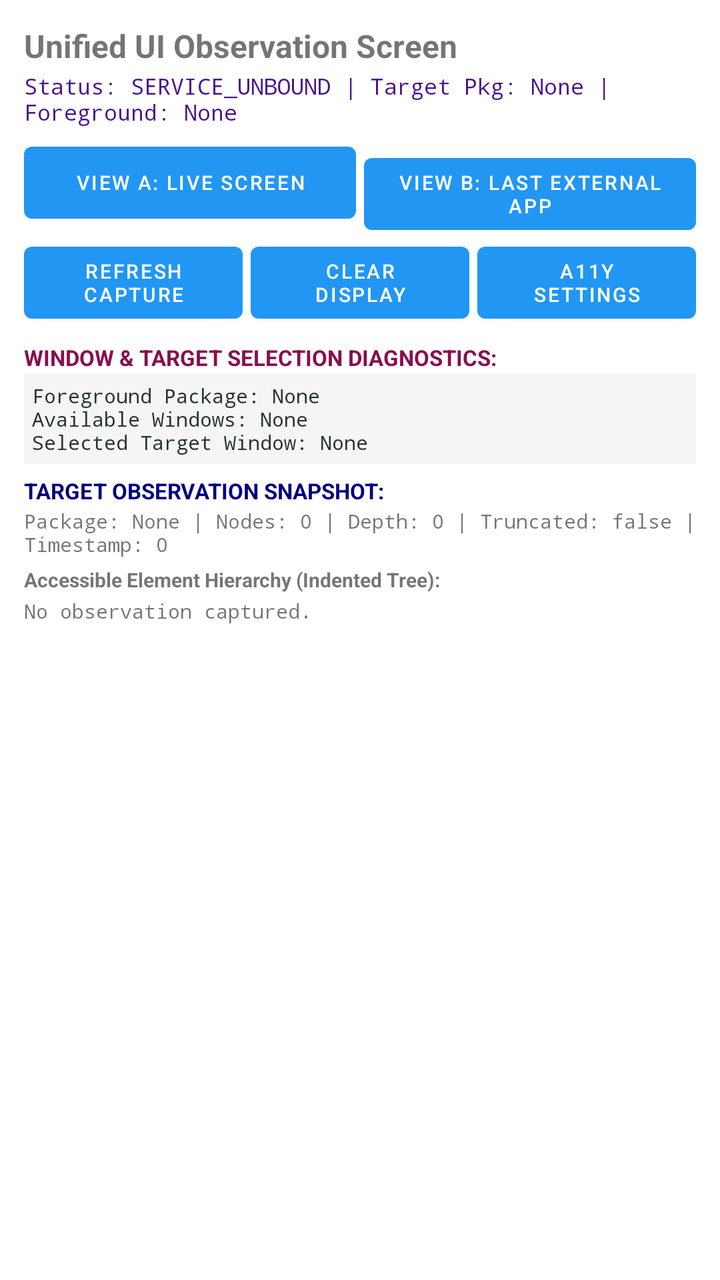
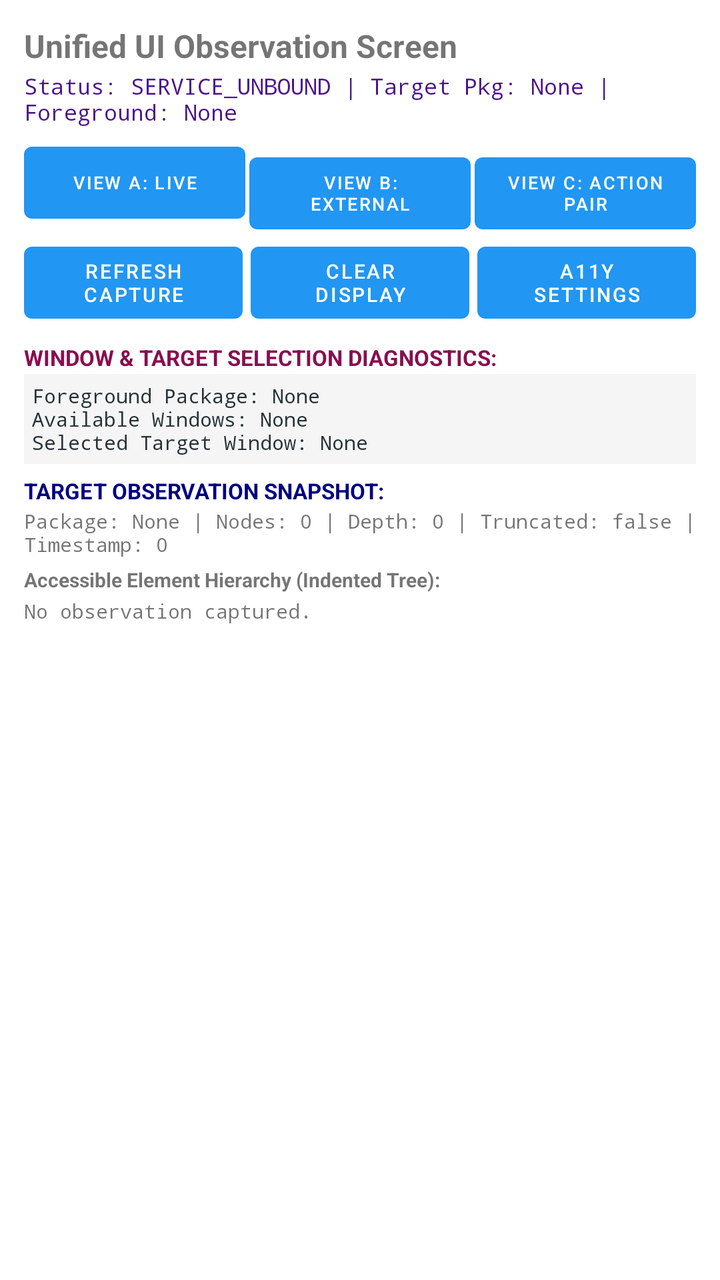

The first picture is an Android layout as it rendered before a commit; the second is the same layout after the commit. The layout source and the unified diff follow.
<!-- AndroidManifest.xml: application theme Theme.LocalAgent -->
<!-- res/layout/activity_observation.xml -->
<?xml version="1.0" encoding="utf-8"?>
<LinearLayout xmlns:android="http://schemas.android.com/apk/res/android"
    android:layout_width="match_parent"
    android:layout_height="match_parent"
    android:orientation="vertical"
    android:padding="12dp">

    <TextView
        android:id="@+id/tvTitle"
        android:layout_width="match_parent"
        android:layout_height="wrap_content"
        android:text="Unified UI Observation Screen"
        android:textSize="16sp"
        android:textStyle="bold" />

    <TextView
        android:id="@+id/tvAccessibilityStatus"
        android:layout_width="match_parent"
        android:layout_height="wrap_content"
        android:layout_marginTop="2dp"
        android:text="Status: SERVICE_UNBOUND | Target Pkg: None | Foreground: None"
        android:textSize="11sp"
        android:fontFamily="monospace"
        android:textColor="#4A148C" />

    
    <LinearLayout
        android:layout_width="match_parent"
        android:layout_height="wrap_content"
        android:layout_marginTop="4dp"
        android:orientation="horizontal">

        <Button
            android:id="@+id/btnViewLiveScreen"
            android:layout_width="0dp"
            android:layout_height="wrap_content"
            android:layout_weight="1"
            android:text="View A: Live Screen"
            android:textSize="10sp" />

        <Button
            android:id="@+id/btnViewExternalScreen"
            android:layout_width="0dp"
            android:layout_height="wrap_content"
            android:layout_weight="1"
            android:layout_marginStart="4dp"
            android:text="View B: Last External App"
            android:textSize="10sp" />
    </LinearLayout>

    <LinearLayout
        android:layout_width="match_parent"
        android:layout_height="wrap_content"
        android:layout_marginTop="2dp"
        android:orientation="horizontal">

        <Button
            android:id="@+id/btnObserveUi"
            android:layout_width="0dp"
            android:layout_height="wrap_content"
            android:layout_weight="1"
            android:text="Refresh Capture"
            android:textSize="10sp" />

        <Button
            android:id="@+id/btnClearObservation"
            android:layout_width="0dp"
            android:layout_height="wrap_content"
            android:layout_weight="1"
            android:layout_marginStart="4dp"
            android:text="Clear Display"
            android:textSize="10sp" />

        <Button
            android:id="@+id/btnOpenAccessibilitySettings"
            android:layout_width="0dp"
            android:layout_height="wrap_content"
            android:layout_weight="1"
            android:layout_marginStart="4dp"
            android:text="A11y Settings"
            android:textSize="10sp" />
    </LinearLayout>

    
    <TextView
        android:id="@+id/tvDiagnosticsHeader"
        android:layout_width="match_parent"
        android:layout_height="wrap_content"
        android:layout_marginTop="6dp"
        android:text="WINDOW &amp; TARGET SELECTION DIAGNOSTICS:"
        android:textSize="11sp"
        android:textStyle="bold"
        android:textColor="#880E4F" />

    <TextView
        android:id="@+id/tvDiagnosticsContent"
        android:layout_width="match_parent"
        android:layout_height="wrap_content"
        android:layout_marginTop="1dp"
        android:text="Foreground Package: None\nAvailable Windows: None\nSelected Target Window: None"
        android:textSize="10sp"
        android:fontFamily="monospace"
        android:textColor="#263238"
        android:background="#F5F5F5"
        android:padding="4dp" />

    <TextView
        android:id="@+id/tvSnapshotHeader"
        android:layout_width="match_parent"
        android:layout_height="wrap_content"
        android:layout_marginTop="6dp"
        android:text="TARGET OBSERVATION SNAPSHOT:"
        android:textSize="11sp"
        android:textStyle="bold"
        android:textColor="#000080" />

    <TextView
        android:id="@+id/tvSnapshotMeta"
        android:layout_width="match_parent"
        android:layout_height="wrap_content"
        android:layout_marginTop="1dp"
        android:text="Package: None | Nodes: 0 | Depth: 0 | Truncated: false | Timestamp: 0"
        android:textSize="10sp"
        android:fontFamily="monospace" />

    <TextView
        android:id="@+id/tvNodeTreeHeader"
        android:layout_width="match_parent"
        android:layout_height="wrap_content"
        android:layout_marginTop="4dp"
        android:text="Accessible Element Hierarchy (Indented Tree):"
        android:textSize="10sp"
        android:textStyle="bold" />

    <ScrollView
        android:layout_width="match_parent"
        android:layout_height="0dp"
        android:layout_weight="1"
        android:layout_marginTop="2dp"
        android:fillViewport="true">

        <TextView
            android:id="@+id/tvNodeTree"
            android:layout_width="match_parent"
            android:layout_height="wrap_content"
            android:text="No observation captured."
            android:textSize="10sp"
            android:fontFamily="monospace" />
    </ScrollView>

</LinearLayout>
<!-- resources referenced by this layout -->
<resources>
  <style name="Theme.LocalAgent" parent="Theme.MaterialComponents.DayNight.DarkActionBar">
          <item name="colorPrimary">#2196F3</item>
          <item name="colorPrimaryVariant">#1976D2</item>
          <item name="colorOnPrimary">#FFFFFF</item>
          <item name="colorSecondary">#03DAC6</item>
          <item name="colorSecondaryVariant">#018786</item>
          <item name="colorOnSecondary">#000000</item>
      </style>
</resources>

<!-- the commit's change to res/layout/activity_observation.xml (unified diff, before → after) -->
@@ -35,17 +35,26 @@
             android:layout_width="0dp"
             android:layout_height="wrap_content"
             android:layout_weight="1"
-            android:text="View A: Live Screen"
-            android:textSize="10sp" />
+            android:text="View A: Live"
+            android:textSize="9sp" />
 
         <Button
             android:id="@+id/btnViewExternalScreen"
             android:layout_width="0dp"
             android:layout_height="wrap_content"
             android:layout_weight="1"
-            android:layout_marginStart="4dp"
-            android:text="View B: Last External App"
-            android:textSize="10sp" />
+            android:layout_marginStart="2dp"
+            android:text="View B: External"
+            android:textSize="9sp" />
+
+        <Button
+            android:id="@+id/btnViewActionPair"
+            android:layout_width="0dp"
+            android:layout_height="wrap_content"
+            android:layout_weight="1"
+            android:layout_marginStart="2dp"
+            android:text="View C: Action Pair"
+            android:textSize="9sp" />
     </LinearLayout>
 
     <LinearLayout
